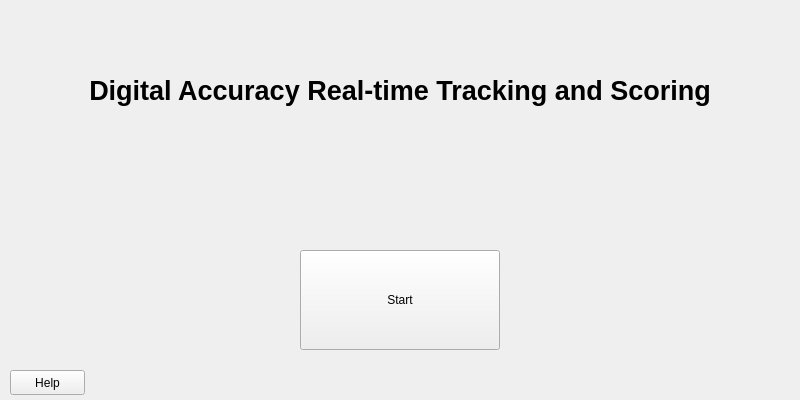
kparlak/dart-scoring-system, file scoring/ui/idle_start_display.ui: the form before one commit.
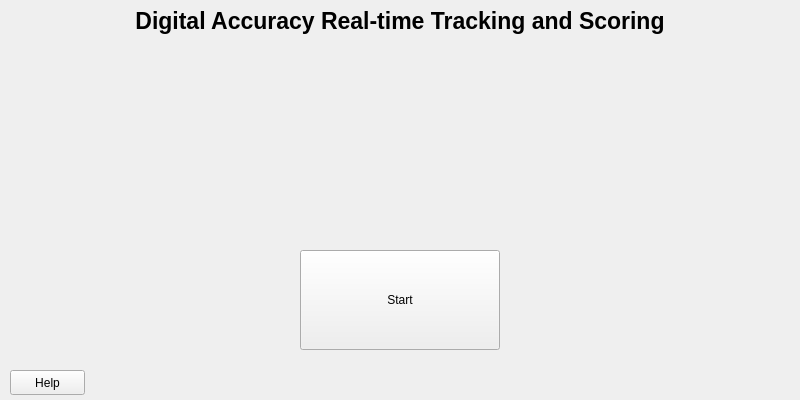
The form after the commit. Icons and pictures are not drawn.

Commit message: Update display dimensions

The edit to the form file:
```diff
--- a/scoring/ui/idle_start_display.ui
+++ b/scoring/ui/idle_start_display.ui
@@ -48,14 +48,14 @@
     <property name="geometry">
      <rect>
       <x>0</x>
-      <y>60</y>
+      <y>0</y>
       <width>800</width>
-      <height>60</height>
+      <height>41</height>
      </rect>
     </property>
     <property name="font">
      <font>
-      <pointsize>20</pointsize>
+      <pointsize>17</pointsize>
       <weight>75</weight>
       <bold>true</bold>
      </font>
@@ -71,9 +71,9 @@
     <property name="geometry">
      <rect>
       <x>300</x>
-      <y>120</y>
-      <width>201</width>
-      <height>101</height>
+      <y>40</y>
+      <width>200</width>
+      <height>200</height>
      </rect>
     </property>
     <property name="text">
```
The commit also changes 1 other file.
